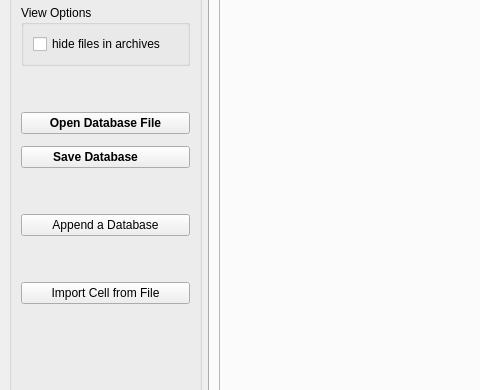
dkratzert/StructureFinder, file src/structurefinder/gui/strf_main.ui: the form before one commit; both pictures show x 0 to 480 and y 197 to 587 of the 1371 by 760 pixel window.
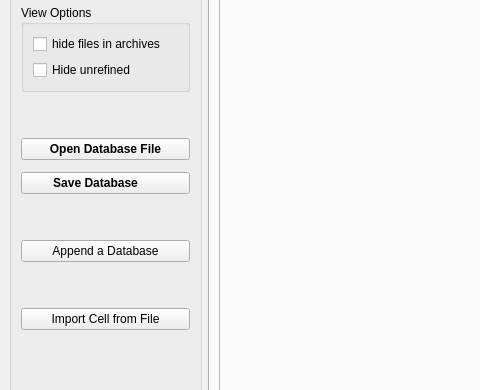
The form after the commit. Custom widgets are drawn as their Qt base class.

Commit message: Add filter for unrefined structures and enhance UI options

The edit to the form file:
```diff
--- a/src/structurefinder/gui/strf_main.ui
+++ b/src/structurefinder/gui/strf_main.ui
@@ -135,6 +135,13 @@
             </property>
            </widget>
           </item>
+          <item>
+           <widget class="QCheckBox" name="hideWithoutR1CB">
+            <property name="text">
+             <string>Hide unrefined</string>
+            </property>
+           </widget>
+          </item>
          </layout>
         </widget>
        </item>
```
The commit also changes 6 other files.
